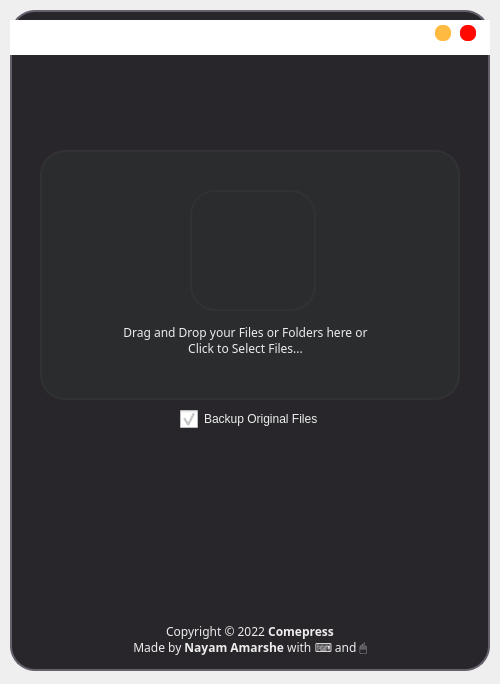
NayamAmarshe/comepress, file res/comepress.ui: the form before one commit.
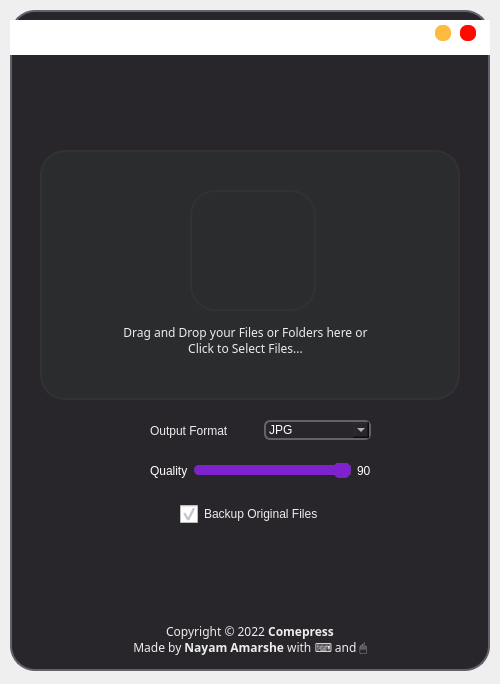
The form after the commit. Icons and pictures are not drawn.

Commit message: Add slider and selector

```diff
--- a/res/comepress.ui
+++ b/res/comepress.ui
@@ -27,9 +27,15 @@
      </rect>
     </property>
     <property name="styleSheet">
-     <string notr="true">background: #28262b;
+     <string notr="true">QFrame {
+background: #28262b;
 border-radius: 25px;
-border: 2px solid #65606C;</string>
+border: 2px solid #65606C;
+}
+
+QHBoxLayout {
+	border: none;
+}</string>
     </property>
     <property name="frameShape">
      <enum>QFrame::StyledPanel</enum>
@@ -171,7 +177,7 @@
      <property name="geometry">
       <rect>
        <x>170</x>
-       <y>395</y>
+       <y>490</y>
        <width>151</width>
        <height>28</height>
       </rect>
@@ -283,6 +289,138 @@
       <string/>
      </property>
     </widget>
+    <widget class="QWidget" name="horizontalLayoutWidget">
+     <property name="geometry">
+      <rect>
+       <x>140</x>
+       <y>440</y>
+       <width>221</width>
+       <height>41</height>
+      </rect>
+     </property>
+     <layout class="QHBoxLayout" name="horizontalLayout">
+      <item>
+       <widget class="QLabel" name="label_4">
+        <property name="styleSheet">
+         <string notr="true">border: none;
+color: #fff;</string>
+        </property>
+        <property name="text">
+         <string>Quality</string>
+        </property>
+       </widget>
+      </item>
+      <item>
+       <widget class="QSlider" name="horizontalSlider">
+        <property name="styleSheet">
+         <string notr="true">QSlider {
+	border: none;
+	border-radius:5px;
+}
+QSlider::groove:horizontal {
+    height: 10px; 
+    background: #404040;
+	border-radius:5px;
+}
+
+QSlider::handle:horizontal {
+    background: #7e22ce;
+    width: 18px;
+    margin: -4px 0; 
+    border-radius: 9px;
+}
+
+QSlider::add-page:horizontal {
+    background: #404040;
+	border-radius:5px;
+
+}
+
+QSlider::sub-page:horizontal {
+    background: #7e22ce;
+	border-radius:5px;
+
+}</string>
+        </property>
+        <property name="minimum">
+         <number>1</number>
+        </property>
+        <property name="maximum">
+         <number>100</number>
+        </property>
+        <property name="value">
+         <number>100</number>
+        </property>
+        <property name="orientation">
+         <enum>Qt::Horizontal</enum>
+        </property>
+       </widget>
+      </item>
+      <item>
+       <widget class="QLabel" name="percentageLabel">
+        <property name="styleSheet">
+         <string notr="true">border: none;
+color: #fff;</string>
+        </property>
+        <property name="text">
+         <string>90</string>
+        </property>
+       </widget>
+      </item>
+     </layout>
+    </widget>
+    <widget class="QWidget" name="horizontalLayoutWidget_2">
+     <property name="geometry">
+      <rect>
+       <x>140</x>
+       <y>400</y>
+       <width>221</width>
+       <height>41</height>
+      </rect>
+     </property>
+     <layout class="QHBoxLayout" name="horizontalLayout_2">
+      <item>
+       <widget class="QLabel" name="label">
+        <property name="styleSheet">
+         <string notr="true">border: none;
+border-radius: none;
+background: none;
+color: #ecedec;</string>
+        </property>
+        <property name="text">
+         <string>Output Format</string>
+        </property>
+       </widget>
+      </item>
+      <item>
+       <widget class="QComboBox" name="comboBox">
+        <property name="styleSheet">
+         <string notr="true">QComboBox{
+background: #28262b;
+border: 2px solid #65606C;
+color: #fff;
+border-radius:6px;
+}</string>
+        </property>
+        <item>
+         <property name="text">
+          <string>JPG</string>
+         </property>
+        </item>
+        <item>
+         <property name="text">
+          <string>PNG</string>
+         </property>
+        </item>
+        <item>
+         <property name="text">
+          <string>WEBP</string>
+         </property>
+        </item>
+       </widget>
+      </item>
+     </layout>
+    </widget>
    </widget>
   </widget>
  </widget>
```
Left out of the diff: 2 changed lines with no effect on the pictures. The commit also changes 11 other files.
